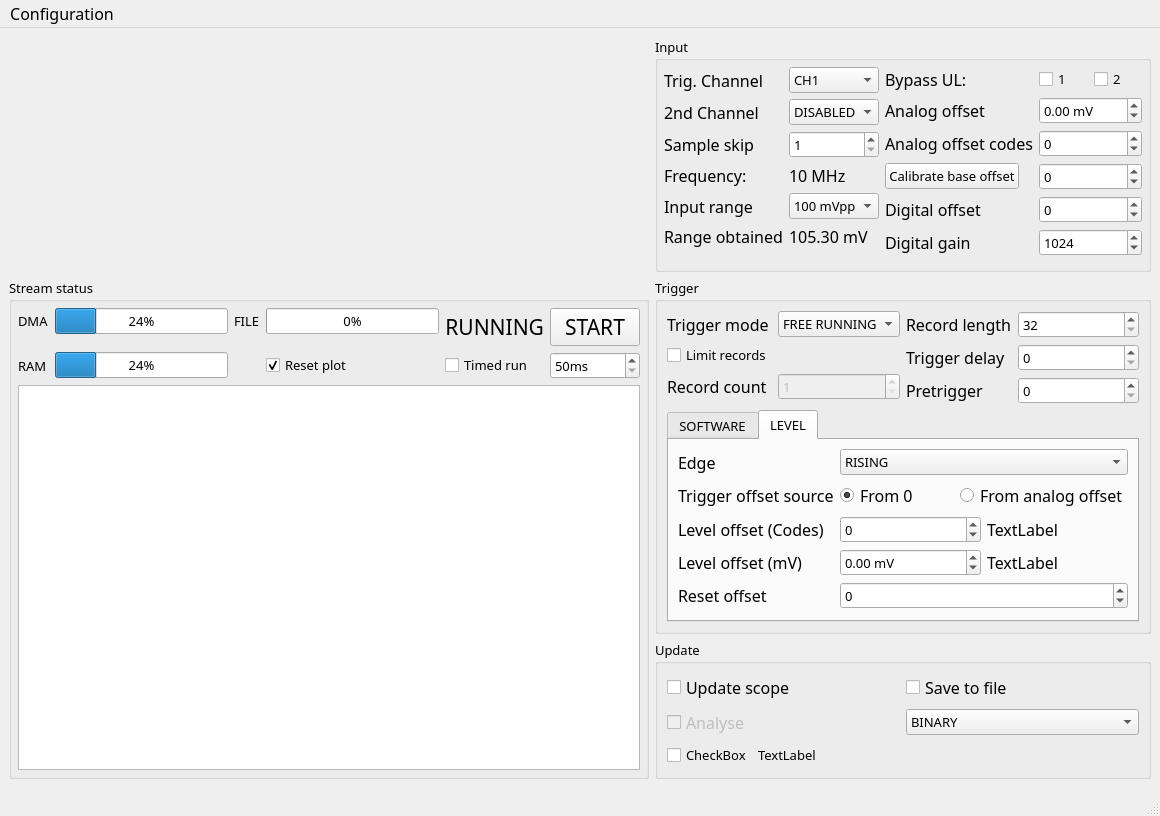
Above: MainWindow.ui from sevenreek/qtadqscope before the change. Below: the same form after it.
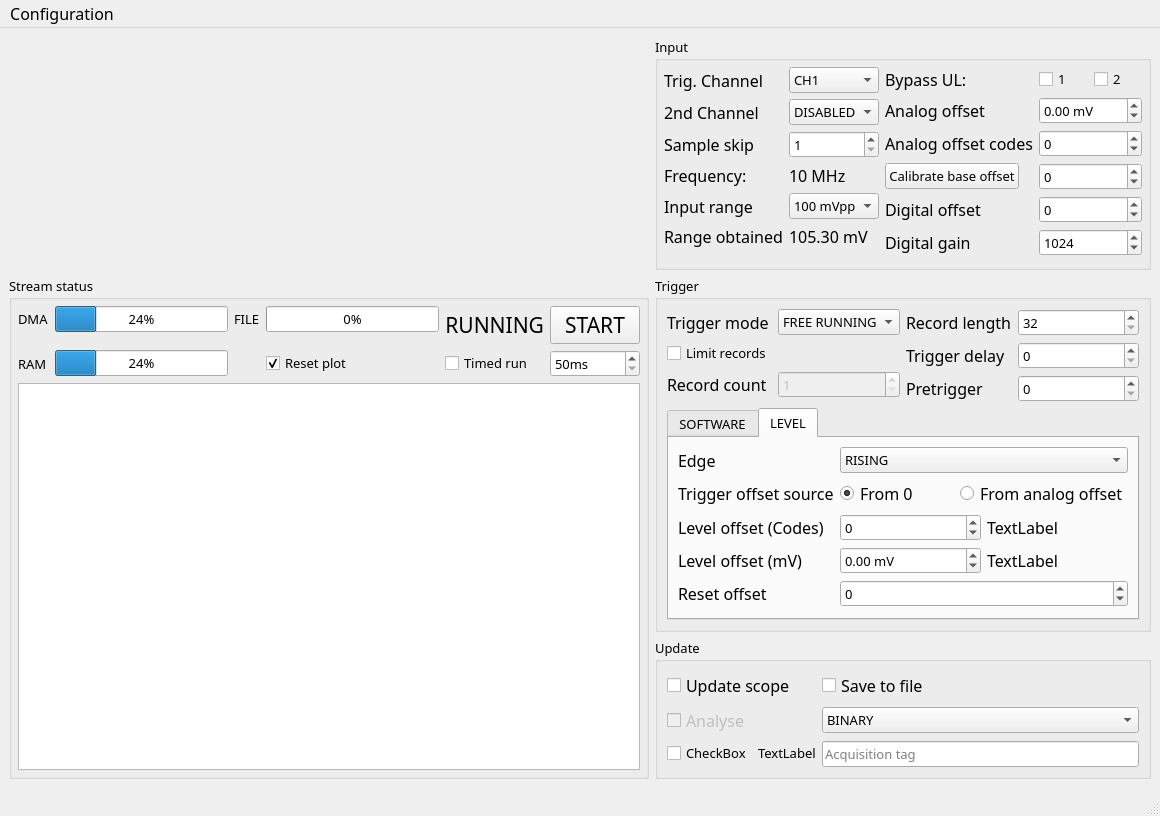
That is the form after the change. Custom widgets are drawn as their Qt base class.

The edit to the form file:
```diff
--- a/MainWindow.ui
+++ b/MainWindow.ui
@@ -136,6 +136,16 @@
              </property>
             </widget>
            </item>
+           <item row="2" column="2">
+            <widget class="QLineEdit" name="acquisitionTag">
+             <property name="maxLength">
+              <number>128</number>
+             </property>
+             <property name="placeholderText">
+              <string>Acquisition tag</string>
+             </property>
+            </widget>
+           </item>
           </layout>
          </widget>
         </item>
```
